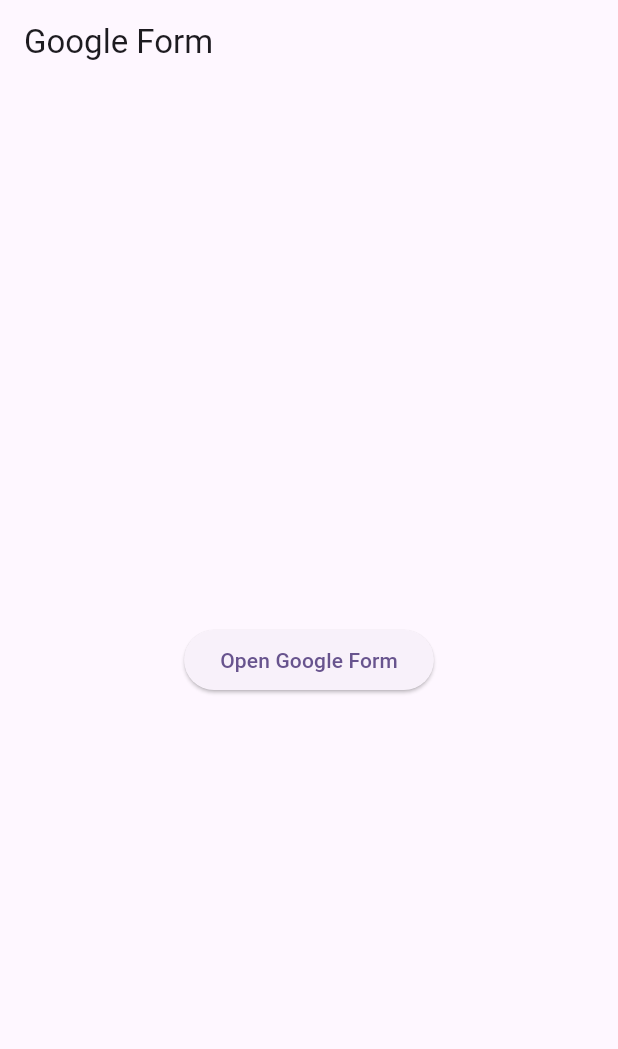
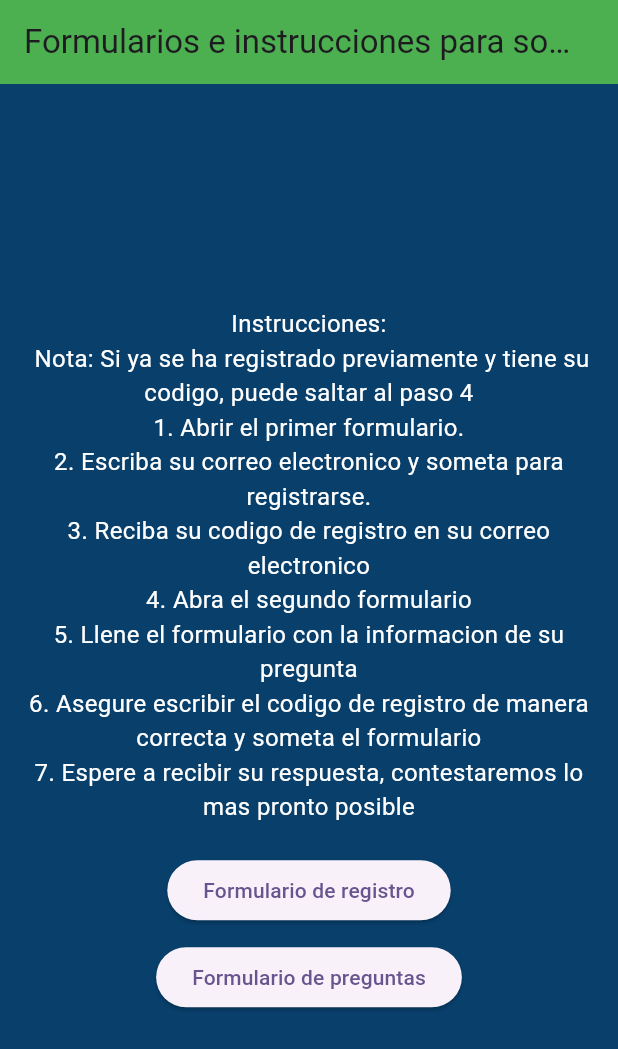
Before and after one commit to SuatMartin/flutter_form, a Flutter app: the screen it shows after launch, on a phone screen of 412 x 824 dp. Shown: the top 1049 px of the screen. Run offline on Flutter 3.47's test engine with Material 3 defaults, Android fonts, the phone set to English and light mode, and no system bars; missing offline and left inert: flutter_inappwebview.

Commit message:
page changes

```diff
--- a/lib/screens/google_form_screen.dart
+++ b/lib/screens/google_form_screen.dart
@@ -4,22 +4,50 @@
 class GoogleFormScreen extends StatelessWidget {
   const GoogleFormScreen({super.key});
 
-  final String formUrl = "https://docs.google.com/forms/d/e/1FAIpQLSdphGElD2QqblDC40rKouxK18JijHNhTx7xd8tik3Dt5mzHJw/viewform?usp=header";
+  final String formUrl1 = "https://docs.google.com/forms/d/1UJ3UpgCzG7i0S4iC_Fvj4xVgTWGGXMoZhxzxCJSHp48/edit";
+  final String formUrl2 = "https://docs.google.com/forms/d/1S8JokSmb-svI5s6eUcsLoMnOQJKOqT6ws0ipNx0DIZM/edit";
 
-  Future<void> _launchForm() async {
-    if (!await launchUrl(Uri.parse(formUrl), mode: LaunchMode.externalApplication)) {
-      throw Exception('Could not launch $formUrl');
+  Future<void> _launchForm(String url) async {
+    if (!await launchUrl(Uri.parse(url), mode: LaunchMode.externalApplication)) {
+      throw Exception('No se pudo abrir $url');
     }
   }
 
   @override
   Widget build(BuildContext context) {
     return Scaffold(
-      appBar: AppBar(title: const Text("Google Form")),
-      body: Center(
-        child: ElevatedButton(
-          onPressed: _launchForm,
-          child: const Text("Open Google Form"),
+      appBar: AppBar(
+        title: const Text("Formularios e instrucciones para someter preguntas"),
+        backgroundColor: Colors.green, // Green app bar
+      ),
+      backgroundColor: const Color.fromARGB(255, 8, 63, 107), // Blue background
+      body: Padding(
+        padding: const EdgeInsets.all(16.0),
+        child: Center( // Center the entire column
+          child: Column(
+            mainAxisAlignment: MainAxisAlignment.center, // Center the column content
+            crossAxisAlignment: CrossAxisAlignment.center, // Center the column content
+            children: [
+              // Instructions Section
+              const Text(
+                "Instrucciones:\n Nota: Si ya se ha registrado previamente y tiene su codigo, puede saltar al paso 4\n1. Abrir el primer formulario.\n2. Escriba su correo electronico y someta para registrarse.\n3. Reciba su codigo de registro en su correo electronico\n4. Abra el segundo formulario\n5. Llene el formulario con la informacion de su pregunta\n6. Asegure escribir el codigo de registro de manera correcta y someta el formulario\n7. Espere a recibir su respuesta, contestaremos lo mas pronto posible",
+                style: TextStyle(fontSize: 16, color: Colors.white), // White text for contrast
+                textAlign: TextAlign.center, // Center the text
+              ),
+              const SizedBox(height: 20),
+
+              // Buttons Section
+              ElevatedButton(
+                onPressed: () => _launchForm(formUrl1),
+                child: const Text("Formulario de registro"),
+              ),
+              const SizedBox(height: 10),
+              ElevatedButton(
+                onPressed: () => _launchForm(formUrl2),
+                child: const Text("Formulario de preguntas"),
+              ),
+            ],
+          ),
         ),
       ),
     );
```
Also changed, not shown: lib/screens/start_screen.dart (deleted, +0 -45 lines).
